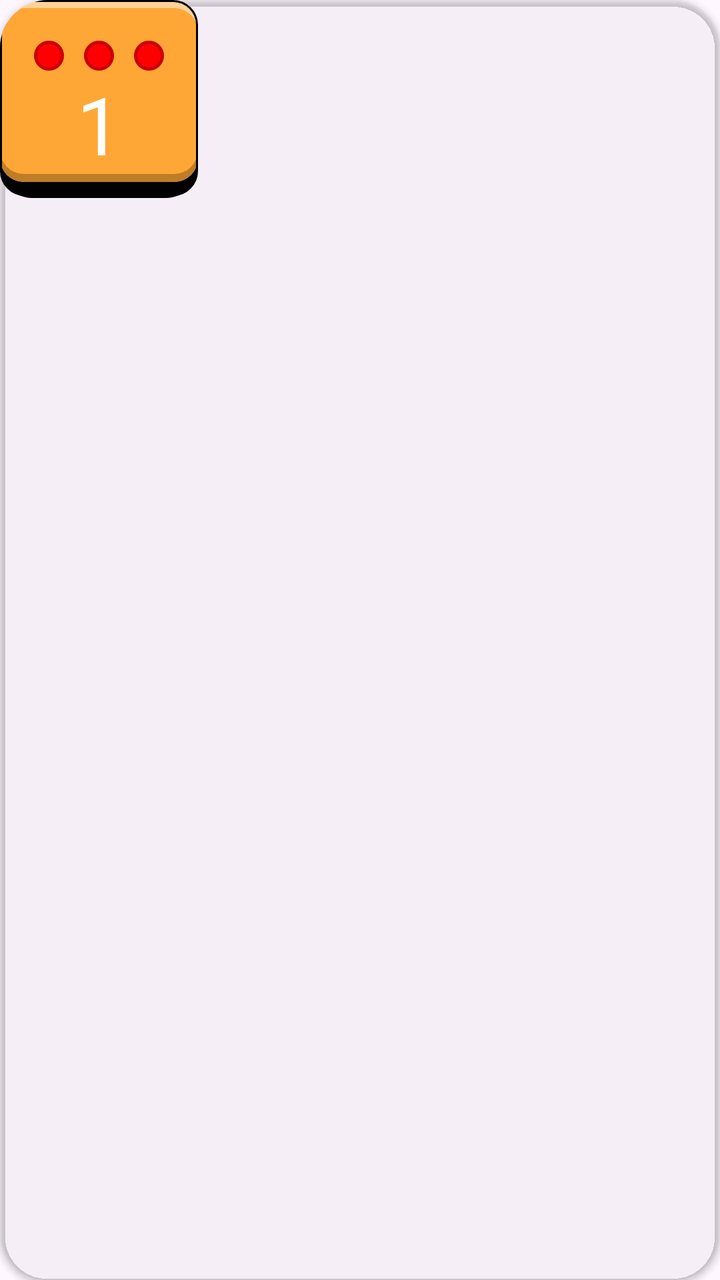
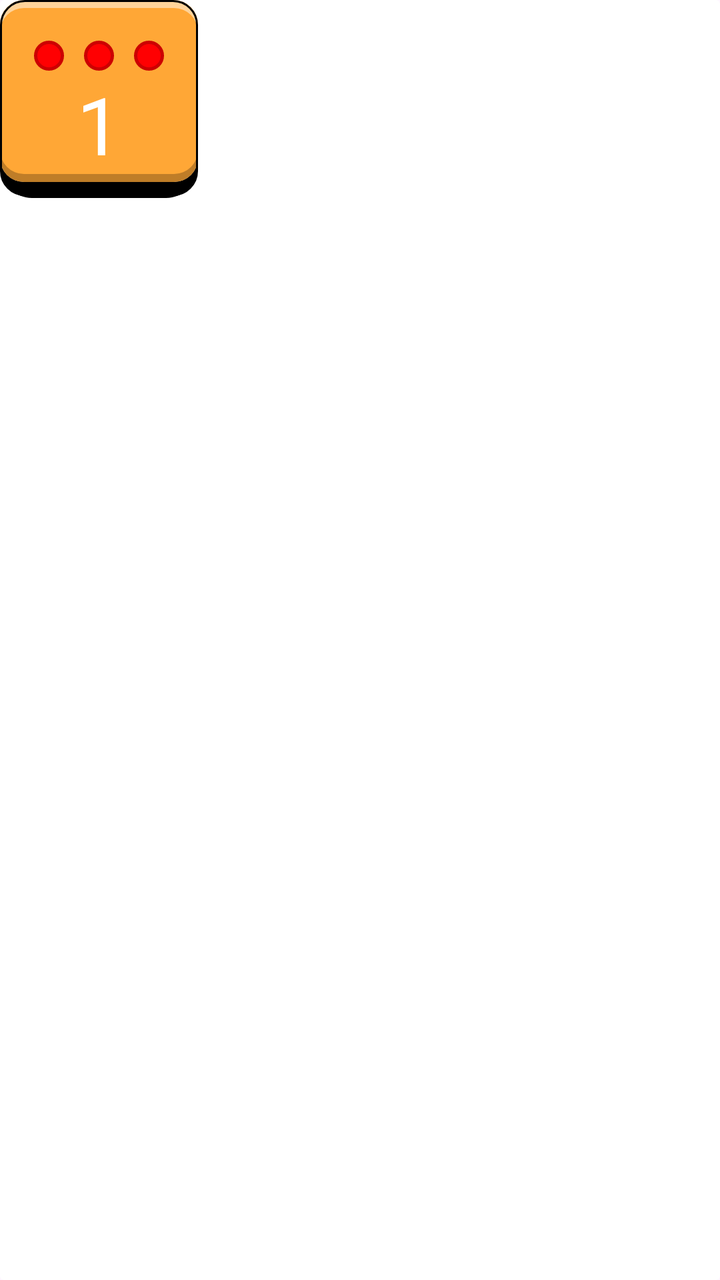

Compare the two renders of this Android layout. The source of the first and the diff that turns it into the second are given below.
<!-- AndroidManifest.xml: another module's application theme Theme.PintuLogika -->
<!-- res/layout/item_level_gerbang_logika.xml -->
<?xml version="1.0" encoding="utf-8"?>
<androidx.cardview.widget.CardView xmlns:android="http://schemas.android.com/apk/res/android"
    xmlns:app="http://schemas.android.com/apk/res-auto"
    android:layout_width="wrap_content"
    android:layout_height="wrap_content"
    android:id="@+id/levelContainer"
    app:cardCornerRadius="24dp"
    android:layout_margin="16dp"
    android:background="@android:color/transparent"
    app:cardBackgroundColor="@android:color/transparent">

    <LinearLayout
        android:id="@+id/progressDots"
        android:layout_width="99dp"
        android:layout_height="99dp"
        android:background="@drawable/bg_button_3d_small_with_black_stroke"
        android:gravity="center"
        android:orientation="vertical">

        <LinearLayout
            android:id="@+id/layout_dotIndikator"
            android:layout_width="wrap_content"
            android:layout_height="wrap_content"
            android:orientation="horizontal"
            android:layout_gravity="center"
            android:layout_marginTop="10dp">

            <View
                android:id="@+id/dot_indikator1"
                android:layout_width="15dp"
                android:layout_height="15dp"
                android:layout_marginHorizontal="10dp"
                android:background="@drawable/red_dot_indicator_stroke" />

            <View
                android:id="@+id/dot_indikator2"
                android:layout_width="15dp"
                android:layout_height="15dp"
                android:background="@drawable/red_dot_indicator_stroke" />

            <View
                android:id="@+id/dot_indikator3"
                android:layout_width="15dp"
                android:layout_height="15dp"
                android:layout_marginHorizontal="10dp"
                android:background="@drawable/red_dot_indicator_stroke" />
        </LinearLayout>

        <TextView
            android:id="@+id/levelNumber"
            android:layout_width="wrap_content"
            android:layout_height="wrap_content"
            android:gravity="center"
            android:fontFamily="@font/poppins_bold"
            android:text="1"
            android:textColor="@android:color/white"
            android:textSize="40sp" />

    </LinearLayout>

</androidx.cardview.widget.CardView>
<!-- resources referenced by this layout -->
<resources>
  <!-- drawable bg_button_3d_small_with_black_stroke (drawable) -->
  <?xml version="1.0" encoding="utf-8"?>
  <layer-list xmlns:android="http://schemas.android.com/apk/res/android">
  
      
      <item android:top="8dp">
          <shape android:shape="rectangle">
              <corners android:radius="16dp" />
              <solid android:color="#000000" />
          </shape>
      </item>
  
      
      <item android:bottom="8dp" android:top="0dp">
          <shape android:shape="rectangle">
              <corners android:radius="12dp" />
              <solid android:color="#FFD39A" />
          </shape>
      </item>
  
      
      <item android:bottom="8dp" android:top="8dp">
          <shape android:shape="rectangle">
              <corners android:radius="12dp" />
              <solid android:color="#BF7D28" />
          </shape>
      </item>
  
      
      <item android:top="4dp" android:bottom="12dp" android:left="0dp" android:right="0dp">
          <shape android:shape="rectangle">
              <corners android:radius="12dp" />
              <solid android:color="#FFA736" />
          </shape>
      </item>
      
      <item android:top="0dp" android:bottom="1dp" android:left="0dp" android:right="0dp">
          <shape android:shape="rectangle">
              <corners android:radius="12dp" />
              <stroke android:width="1dp" android:color="#000000" />
              <solid android:color="@android:color/transparent" />
          </shape>
      </item>
  </layer-list>
  <!-- drawable red_dot_indicator_stroke (drawable) -->
  <?xml version="1.0" encoding="utf-8"?>
  <shape xmlns:android="http://schemas.android.com/apk/res/android"
      android:shape="oval">
  
      
      <solid android:color="@color/red_indicator" />
  
      
      <stroke
          android:width="1.5dp"
          android:color="@color/red_dot_indicator" />
  </shape>
  <style name="Theme.PintuLogika" parent="Base.Theme.PintuLogika" />
  <color name="red_indicator">#FF0002</color>
  <color name="red_dot_indicator">#CC0002</color>
  <style name="Base.Theme.PintuLogika" parent="Theme.Material3.DayNight.NoActionBar">
          
          
      </style>
</resources>

<!-- the commit's change to res/layout/item_level_gerbang_logika.xml (unified diff, before → after) -->
@@ -4,10 +4,10 @@
     android:layout_width="wrap_content"
     android:layout_height="wrap_content"
     android:id="@+id/levelContainer"
-    app:cardCornerRadius="24dp"
-    android:layout_margin="16dp"
-    android:background="@android:color/transparent"
-    app:cardBackgroundColor="@android:color/transparent">
+    app:cardBackgroundColor="@android:color/white"
+    app:cardElevation="0dp"
+    android:layout_margin="8dp">
+
 
     <LinearLayout
         android:id="@+id/progressDots"
